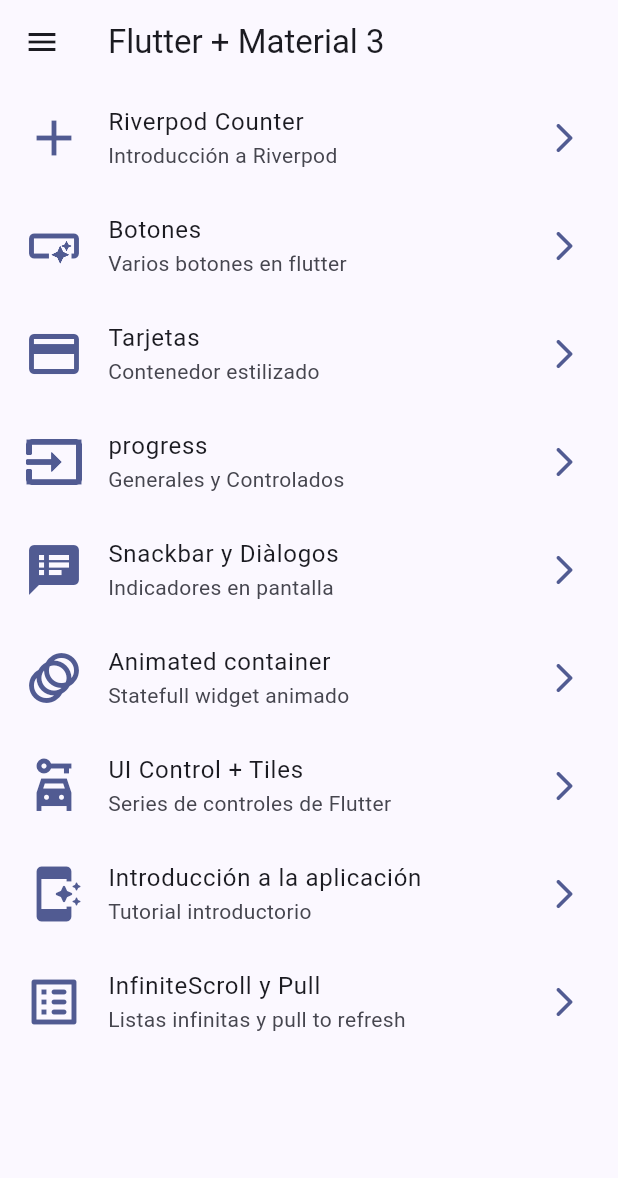
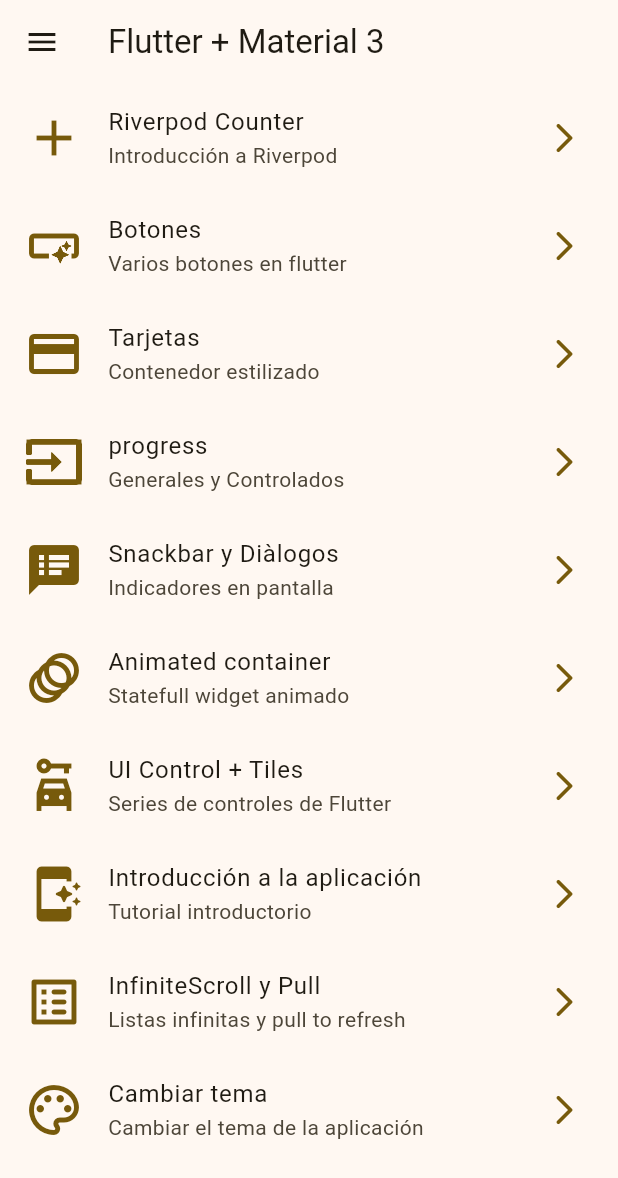
Before and after one commit to memo-hn/widgets_app, a Flutter app: the screen it shows after launch, on a phone screen of 412 x 824 dp. Shown: the top 1178 px of the screen. Run offline on Flutter 3.47's test engine with Material 2 defaults, Android fonts, the phone set to English and light mode, and no system bars; our stand-ins replace animate_do, flutter_riverpod, go_router.

Commit message:
theme screen finallizado

```diff
--- a/lib/config/menu/menu_items.dart
+++ b/lib/config/menu/menu_items.dart
@@ -75,6 +75,12 @@ const appMenuItems = <MenuItem>[
     link: '/infinite_scrolls',
     icon: Icons.list_alt_rounded
   ),
+  MenuItem(
+    title: 'Cambiar tema',
+    subtitle: 'Cambiar el tema de la aplicación',
+    link: '/theme_changer',
+    icon: Icons.color_lens_outlined
+  ),
 
 
 
--- a/lib/config/router/app_router.dart
+++ b/lib/config/router/app_router.dart
@@ -56,6 +56,11 @@ final appRouter = GoRouter(
       name: CounterScreen.name,
       builder: (context, state) => const CounterScreen(),
     ),
+    GoRoute(
+      path: '/theme_changer',
+      name: ThmeChangerScreen.name,
+      builder: (context, state) => const ThmeChangerScreen(),
+    ),
 
   ],
 );
--- a/lib/config/theme/app_theme.dart
+++ b/lib/config/theme/app_theme.dart
@@ -18,14 +18,17 @@ const colorList = <Color> [
 
 class AppTheme {
   final int selectedColor;
+  final bool isDarkmode;
 
   AppTheme({
-    this.selectedColor = 0
+    this.selectedColor = 0,
+    this.isDarkmode = false,
     }): assert( selectedColor >= 0, 'Selected color must be greater then 0' ),
         assert( selectedColor < colorList.length, 'Selected color must be less or equal than ${colorList.length -1 }' );
 
       ThemeData getTheme() => ThemeData(
         useMaterial3: true,
+        brightness: isDarkmode ? Brightness.dark : Brightness.light,
         colorSchemeSeed: colorList[selectedColor],
         appBarTheme: const AppBarTheme(
           centerTitle: false,
--- a/lib/main.dart
+++ b/lib/main.dart
@@ -2,6 +2,7 @@ import 'package:flutter/material.dart';
 import 'package:flutter_riverpod/flutter_riverpod.dart';
 import 'package:widgets_app/config/router/app_router.dart';
 import 'package:widgets_app/config/theme/app_theme.dart';
+import 'package:widgets_app/presentation/providers/theme_provider.dart';
 // import 'package:widgets_app/presentation/screens/buttons/buttons_screen.dart';
 // import 'package:widgets_app/presentation/screens/cards/cards_screen.dart';
 
@@ -14,16 +15,20 @@ void main() {
   );
 }
 
-class MainApp extends StatelessWidget {
+class MainApp extends ConsumerWidget {
   const MainApp({super.key});
 
   @override
-  Widget build(BuildContext context) {
+  Widget build(BuildContext context, ref) {
+
+    final isDarkmode = ref.watch(isDarkmodeProvider);
+    final selectedColor = ref.watch(selectedColorProvider);
+
     return MaterialApp.router(
       title: 'Flutter Widgets',
       routerConfig: appRouter,
       debugShowCheckedModeBanner: false,
-      theme: AppTheme( selectedColor: 7 ).getTheme(),
+      theme: AppTheme( selectedColor: selectedColor, isDarkmode: isDarkmode ).getTheme(),
 
 
     );
--- a/lib/presentation/providers/theme_provider.dart
+++ b/lib/presentation/providers/theme_provider.dart
@@ -1,5 +1,13 @@
 
 
 import 'package:flutter_riverpod/flutter_riverpod.dart';
+import 'package:widgets_app/config/theme/app_theme.dart';
 
+// Un simple booleano
 final isDarkmodeProvider = StateProvider( (ref) => false );
+
+// Listado de colores inmutable (nunca va a cambiar)
+final colorListProvider = Provider((ref) => colorList);
+
+// Un simple entero
+final selectedColorProvider = StateProvider( (ref) => 0 );
--- a/lib/presentation/screens/counter/counter_screen.dart
+++ b/lib/presentation/screens/counter/counter_screen.dart
@@ -22,7 +22,7 @@ class CounterScreen extends ConsumerWidget {
           IconButton(
             icon: Icon( isDarkmode ? Icons.dark_mode_outlined : Icons.light_mode_outlined ),
             onPressed: () {
-              ref.read(isDarkmodeProvider.notifier).update((isDarmode) => !isDarkmode);
+              //ref.read(isDarkmodeProvider.notifier).update((isDarmode) => !isDarkmode);
             },
           )],
       ),
--- a/lib/presentation/screens/screens.dart
+++ b/lib/presentation/screens/screens.dart
@@ -1,7 +1,3 @@
-
-
-
-
 
 export 'package:flutter/material.dart';
 export 'package:widgets_app/presentation/screens/animated/animated_screen.dart';
@@ -13,4 +9,5 @@ export 'package:widgets_app/presentation/screens/home/home_screen.dart';
 export 'package:widgets_app/presentation/screens/infinite_scroll/infinite_scroll_screen.dart';
 export 'package:widgets_app/presentation/screens/progress/progress_screen.dart';
 export 'package:widgets_app/presentation/screens/snackbar/snackbar_screen.dart';
+export 'package:widgets_app/presentation/screens/theme_changer/theme_changer_screen.dart';
 export 'package:widgets_app/presentation/screens/ui_controls/ui_controls_screen.dart';
```
Also changed, not shown: lib/presentation/screens/theme_changer/theme_changer_screen.dart (added, +61 -0 lines).
